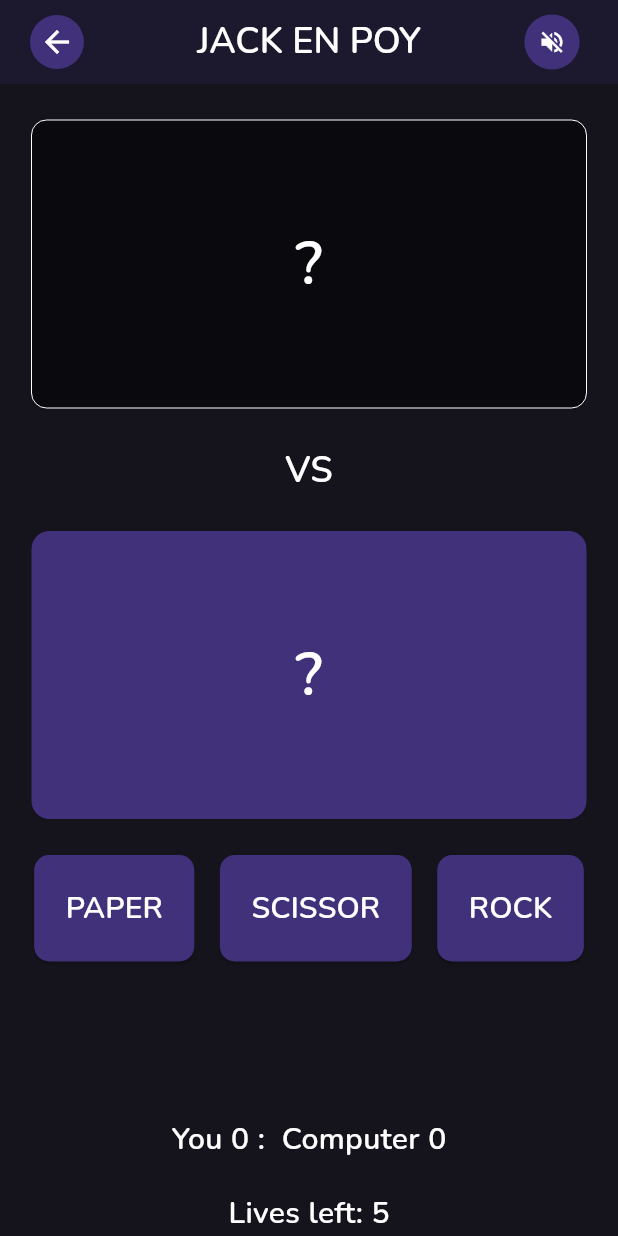
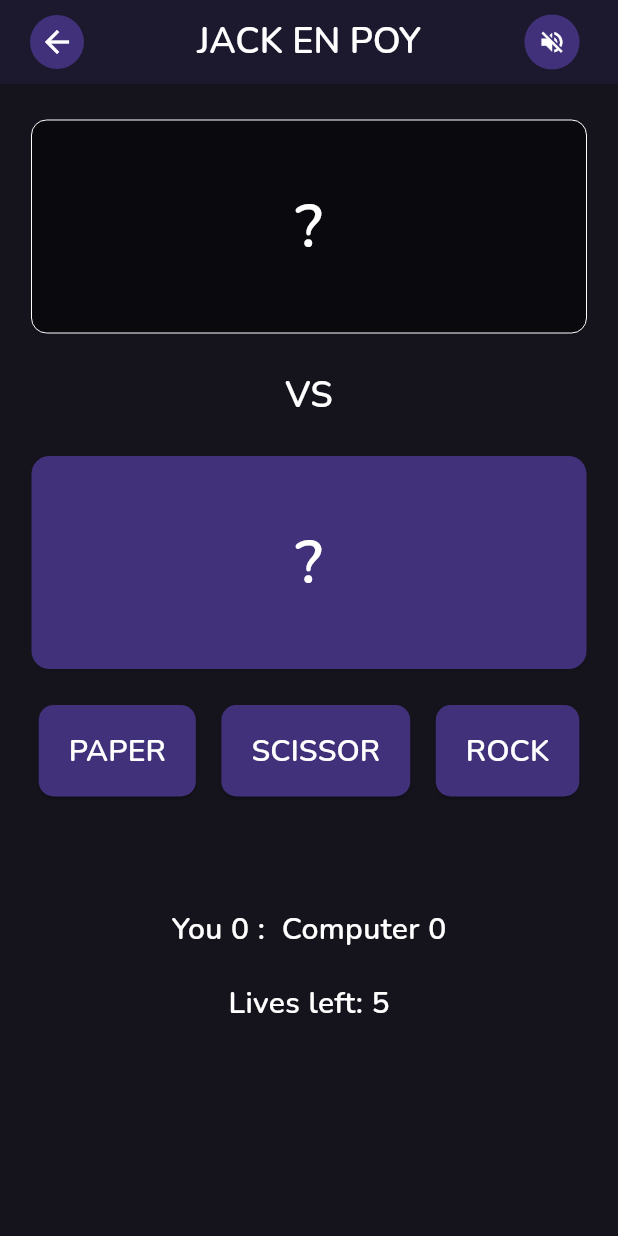
Before and after one commit to jimvdz/fortuneblitz, a Flutter app: the screen it shows after launch, after a tap on the "play arrow" icon, on a phone screen of 412 x 824 dp. Run offline on Flutter 3.47's test engine with Material 3 defaults, Android fonts, the phone set to English and light mode, and no system bars; our stand-ins replace flutter_svg, get; missing offline and left inert: flame_audio.

Commit message:
Ready for app release

```diff
--- a/lib/audio/audio_controller.dart
+++ b/lib/audio/audio_controller.dart
@@ -17,15 +17,15 @@ class AudioController {
   Future<void> initialize() async {
     // Preload audio files to avoid lag
     await FlameAudio.audioCache.loadAll([
-      'audio/bgmusic.mp3',
-      'audio/click.mp3',
-      'audio/gameover.mp3',
-      'audio/win.mp3',
+      'bgmusic.mp3',
+      'click.mp3',
+      'gameover.mp3',
+      'win.mp3',
     ]);
   }
 
   void playSound(String fileName) {
-    FlameAudio.play(fileName);
+    FlameAudio.play(fileName, volume: 0.7);
   }
 
   void startMusic() {
--- a/lib/screens/colorgame/colorgame.dart
+++ b/lib/screens/colorgame/colorgame.dart
@@ -238,7 +238,7 @@ class _ColorGameState extends State<ColorGame> {
           crossAxisAlignment: CrossAxisAlignment.center,
           children: [
             //start of color game container
-            SizedBox(height: 150),
+            SizedBox(height: 40),
             Text(
               "CHOOSE YOUR COLOR",
               style: theme.textTheme.bodyMedium?.copyWith(
@@ -286,7 +286,7 @@ class _ColorGameState extends State<ColorGame> {
 
             SizedBox(
               width: 300,
-              height: 175,
+              height: 120,
               child: GridView.count(
                 shrinkWrap: true,
                 crossAxisCount: 2,
--- a/lib/screens/home/gamecards.dart
+++ b/lib/screens/home/gamecards.dart
@@ -23,27 +23,27 @@ class GameCards extends StatelessWidget {
     final List<Map<String, dynamic>> games = [
       {
         "title": "Jack en Poy",
-        "image": "images/games/jackenpoy.png",
+        "image": "assets/images/games/jackenpoy.png",
         "page": Jackenpoy(),
       },
       {
         "title": "Lucky Number",
-        "image": "images/games/luckynumber.png",
+        "image": "assets/images/games/luckynumber.png",
         "page": LuckyNumber(),
       },
       {
         "title": "Lotto",
-        "image": "images/games/lotto.png",
+        "image": "assets/images/games/lotto.png",
         "page": Lotto(),
       },
       {
         "title": "Color Game",
-        "image": "images/games/colorgame.png",
+        "image": "assets/images/games/colorgame.png",
         "page": ColorGame(),
       },
       {
         "title": "Slot Machine",
-        "image": "images/games/slotmachine.png",
+        "image": "assets/images/games/slotmachine.png",
         "page": SlotMachine(),
       },
     ];
--- a/lib/screens/jackenpoy/jackenpoy.dart
+++ b/lib/screens/jackenpoy/jackenpoy.dart
@@ -191,11 +191,7 @@ void showGameOverDialog() {
     final theme = myTheme;
     final audioController = Provider.of<AudioController>(context, listen: false);
 
-    return MaterialApp(
-      title: 'Jackenpoy',
-      debugShowCheckedModeBanner: false,
-      theme: Theme.of(context),
-      home: Scaffold(
+    return Scaffold(
       appBar: AppBar(
         title: Text("JACK EN POY", style: theme.textTheme.bodyLarge),
         backgroundColor: theme.appBarTheme.backgroundColor,
@@ -230,7 +226,7 @@ void showGameOverDialog() {
 
 
                 SizedBox(
-                    height: 200.0,
+                  height: 150.0,
                   width: 378.0,
                   child: Card(
                     color: theme.cardTheme.shadowColor,
@@ -253,7 +249,7 @@ void showGameOverDialog() {
 
                 // User's Choice
                 SizedBox(
-                    height: 200.0,
+                  height: 150.0,
                   width: 378.0,
                   child: Card(
                     color: theme.colorScheme.secondary,
@@ -279,7 +275,7 @@ void showGameOverDialog() {
                         },
                       style: ElevatedButton.styleFrom(
                         backgroundColor: theme.colorScheme.secondary,
-                          padding: EdgeInsets.all(21.0),
+                        padding: EdgeInsets.symmetric(vertical: 16.0, horizontal: 20),
                         shape: RoundedRectangleBorder(borderRadius: BorderRadius.circular(10.0)),
                       ),
                       child: Text("PAPER", style: theme.textTheme.bodyMedium?.copyWith(color: theme.colorScheme.onPrimary)),
@@ -292,7 +288,7 @@ void showGameOverDialog() {
                         },
                       style: ElevatedButton.styleFrom(
                         backgroundColor: theme.colorScheme.secondary,
-                          padding: EdgeInsets.all(21.0),
+                        padding: EdgeInsets.symmetric(vertical: 16.0, horizontal: 20),
                         shape: RoundedRectangleBorder(borderRadius: BorderRadius.circular(10.0)),
                       ),
                       child: Text("SCISSOR", style: theme.textTheme.bodyMedium?.copyWith(color: theme.colorScheme.onPrimary)),
@@ -305,7 +301,7 @@ void showGameOverDialog() {
                         },
                       style: ElevatedButton.styleFrom(
                         backgroundColor: theme.colorScheme.secondary,
-                          padding: EdgeInsets.all(21.0),
+                        padding: EdgeInsets.symmetric(vertical: 16.0, horizontal: 20),
                         shape: RoundedRectangleBorder(borderRadius: BorderRadius.circular(10.0)),
                       ),
                       child: Text("ROCK", style: theme.textTheme.bodyMedium?.copyWith(color: theme.colorScheme.onPrimary)),
@@ -313,7 +309,7 @@ void showGameOverDialog() {
                   ],
                 ),
 
-                  SizedBox(height: 50.0),
+                SizedBox(height: 20.0),
                 Text(gameResult, style: theme.textTheme.bodyLarge),
                 SizedBox(height: 20.0),
                 Text("You $userWins :  Computer $computerWins", style: theme.textTheme.bodyMedium),
@@ -324,7 +320,6 @@ void showGameOverDialog() {
           ),
         ),
       ),
-      ),
     );
   }
 }
--- a/lib/screens/luckynumber/luckynumber.dart
+++ b/lib/screens/luckynumber/luckynumber.dart
@@ -454,8 +454,6 @@ class _LuckyNumberState extends State<LuckyNumber> {
                 ]
               )
             ),
-
-            SizedBox(height: 48)
           ]
         )
       )
--- a/lib/screens/slotmachine/slotmachine.dart
+++ b/lib/screens/slotmachine/slotmachine.dart
@@ -246,7 +246,7 @@ class _SlotMachineState extends State<SlotMachine> {
       style: ElevatedButton.styleFrom(
         backgroundColor: theme.colorScheme.secondary,
         shape: RoundedRectangleBorder(borderRadius: BorderRadius.circular(5)),
-        padding: EdgeInsets.only(left: 50, right: 50, top: 15, bottom: 15),
+        padding: EdgeInsets.only(left: 20, right: 20, top: 10, bottom: 10),
       ),
       child: Text(
         "PLAY",
@@ -294,7 +294,7 @@ class _SlotMachineState extends State<SlotMachine> {
           mainAxisAlignment: MainAxisAlignment.center,
           crossAxisAlignment: CrossAxisAlignment.center,
           children: [
-            SizedBox(height: 150),
+            SizedBox(height: 80),
             Center(child: SizedBox(height: 350, child: buildSlotMachine())),
             Center(
               child: SizedBox(height: 50, width: 150, child: buildPlayButton()),
```
Also changed, not shown: lib/screens/credits/peoplecards.dart (+6 -6 lines), lib/screens/lotto/lotto.dart (+1 -7 lines), pubspec.yaml (+5 -2 lines), 3 other files. Lines whose indentation alone changed are shown as unchanged.
